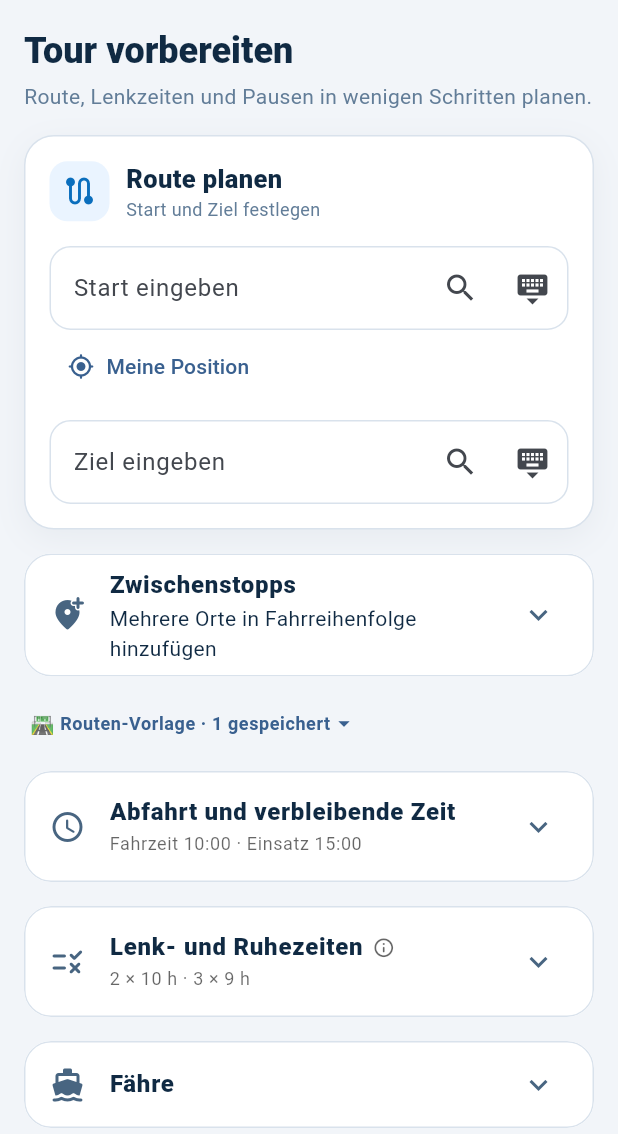
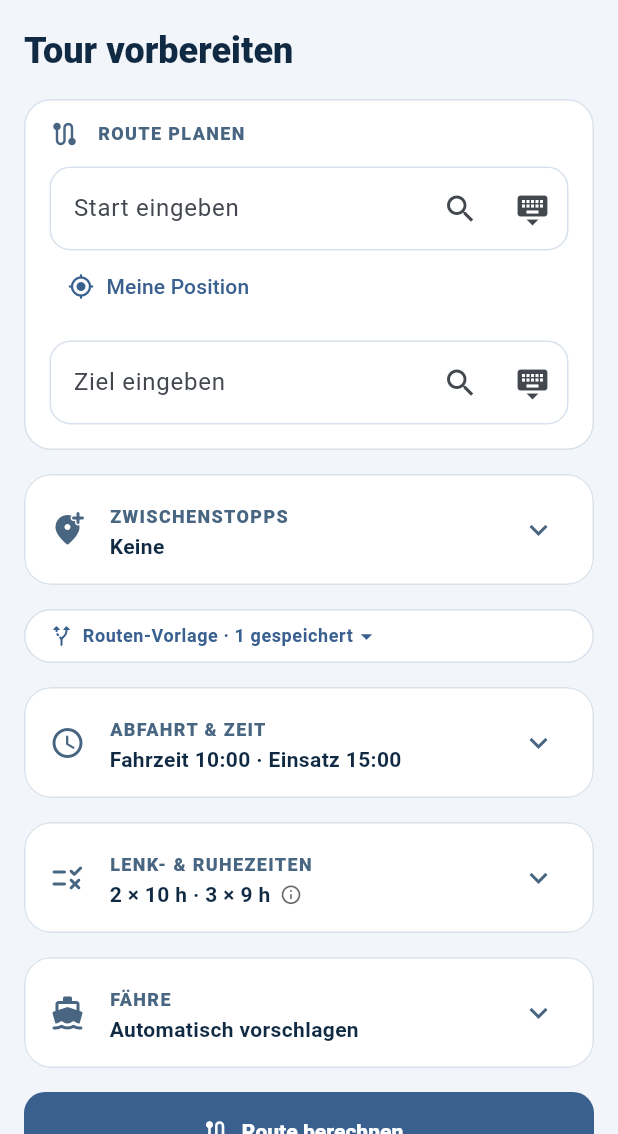
Before and after one commit to mexx-music/drive-time-arrival-web, a Flutter app: the screen it shows after launch, on a phone screen of 412 x 824 dp, the part 102-1236 px from its top. Run offline on Flutter 3.47's test engine with Material 3 defaults, Android fonts, the phone set to English and light mode, and no system bars; our stand-ins replace flutter_map, geolocator, latlong2, screenshot, share_plus, shared_preferences and 2 more; missing offline and left inert: dart:html, dart:js_interop.

Commit message:
Give every section the same shape and show its state
Die Seite war eine Folge unterschiedlich schwerer Kaesten: eine grosse Karte
mit Schlagschatten und Symbolkachel fuer die Route, daneben aufklappbare
Bereiche ohne jede Angabe, dazwischen eine lose Zeile fuer die Vorlagen. Wer
wissen wollte, was eingestellt ist, musste alles aufklappen.

Jetzt traegt jeder Abschnitt oben seinen Namen in Versalien und darunter
seinen Stand: Zwischenstopps "Keine" oder "2 - Ancona, Bari", Faehre
"Automatisch vorschlagen" oder den gewaehlten Fahrnamen mit Abfahrtszeit,
Zeitbudget und Lenkzeiten wie zuvor. Die Ueberschrift sitzt IN der Kachel und
nicht darueber, damit die ganze Kopfzeile antippbar bleibt.

Weggefallen sind der Schlagschatten und der 40 Pixel grosse Symbolkasten der
Routenkarte, die Zeile "Start und Ziel festlegen", die Zeile "Mehrere Orte in
Fahrreihenfolge hinzufuegen" und der Erklaersatz unter der Seitenueberschrift
- alles Text, der dauerhaft dastand, ohne etwas ueber den aktuellen Zustand
zu sagen. Die Vorlagen-Zeile sitzt in derselben Form wie die Abschnitte
statt lose dazwischen, und ihr Emoji ist ein Symbol geworden.

Nur Darstellung und Gliederung; Werte, Grenzen und Rechenwege sind
unveraendert. In responsive_home_test mussten vier Suchtexte auf die neuen
Namen umgestellt werden.

Co-Authored-By: Claude Opus 5 <noreply@anthropic.com>

```diff
--- a/lib/main.dart
+++ b/lib/main.dart
@@ -1466,6 +1466,46 @@ class _HomeScreenState extends State<HomeScreen> {
     return teile.join(' · ');
   }
 
+  /// Abschnittsüberschrift in Versalien. Steht als Titel IN der Kachel und
+  /// nicht darüber, damit die ganze Kopfzeile antippbar bleibt.
+  Widget _kapitel(String text) => Text(
+        text,
+        style: Theme.of(context).textTheme.labelMedium?.copyWith(
+              fontWeight: FontWeight.w800,
+              letterSpacing: 0.9,
+              color: const Color(0xFF486581),
+            ),
+      );
+
+  /// Der Stand, der unter der Überschrift steht, solange zugeklappt ist.
+  Widget _stand(String text) => Text(
+        text,
+        maxLines: 1,
+        overflow: TextOverflow.ellipsis,
+        style: Theme.of(context).textTheme.bodyMedium?.copyWith(
+              color: const Color(0xFF102A43),
+              fontWeight: FontWeight.w600,
+            ),
+      );
+
+  String get _stopsSummary => _stops.isEmpty
+      ? 'Keine'
+      : '${_stops.length} · ${_stops.take(2).join(', ')}'
+          '${_stops.length > 2 ? ' …' : ''}';
+
+  String get _ferrySummary {
+    final manuell = _manualFerry;
+    if (manuell != null) {
+      final ab = _manualFerryDeparture;
+      return ab == null
+          ? manuell.name
+          : '${manuell.name} · ab ${_zweistellig(ab.hour)}:'
+              '${_zweistellig(ab.minute)}';
+    }
+    if (_viaDenmarkFerries) return 'Über Dänemark, zwei Fähren';
+    return _autoFerry ? 'Automatisch vorschlagen' : 'Keine';
+  }
+
   static String _hhmm(int minuten) =>
       '${minuten ~/ 60}:${(minuten % 60).toString().padLeft(2, '0')}';
 
@@ -1868,8 +1908,7 @@ class _HomeScreenState extends State<HomeScreen> {
               Padding(
                 padding: pad,
                 child: _InputCard(
-                  title: 'Route planen',
-                  subtitle: 'Start und Ziel festlegen',
+                  title: 'ROUTE PLANEN',
                   icon: Icons.route_rounded,
                   child: LayoutBuilder(
                     builder: (context, constraints) {
@@ -1961,13 +2000,8 @@ class _HomeScreenState extends State<HomeScreen> {
                 padding: pad,
                 child: ExpansionTile(
                   leading: const Icon(Icons.add_location_alt_rounded),
-                  title: const Text(
-                    'Zwischenstopps',
-                    style: TextStyle(fontWeight: FontWeight.w800),
-                  ),
-                  subtitle: const Text(
-                    'Mehrere Orte in Fahrreihenfolge hinzufügen',
-                  ),
+                  title: _kapitel('ZWISCHENSTOPPS'),
+                  subtitle: _stand(_stopsSummary),
                   children: [
                     Padding(
                       padding: const EdgeInsets.fromLTRB(8, 8, 8, 12),
@@ -2040,32 +2074,33 @@ class _HomeScreenState extends State<HomeScreen> {
               // die der Fahrer besser kennt als jeder Routenplaner.
               Padding(
                 padding: pad,
-                child: RoutePresetSelector(
-                  presets: _presets,
-                  currentStopCount: _stops.length,
-                  onApply: _applyPreset,
-                  onDelete: _deletePreset,
-                  onSaveCurrent: _saveCurrentAsPreset,
+                // In dieselbe Form wie die Abschnitte gesetzt: als lose Zeile
+                // zwischen zwei Kacheln sah sie aus wie vergessen.
+                child: Container(
+                  decoration: BoxDecoration(
+                    color: Colors.white,
+                    borderRadius: BorderRadius.circular(18),
+                    border: Border.all(color: const Color(0xFFD9E2EC)),
+                  ),
+                  padding: const EdgeInsets.symmetric(
+                      horizontal: 12, vertical: 2),
+                  child: RoutePresetSelector(
+                    presets: _presets,
+                    currentStopCount: _stops.length,
+                    onApply: _applyPreset,
+                    onDelete: _deletePreset,
+                    onSaveCurrent: _saveCurrentAsPreset,
+                  ),
                 ),
               ),
               Padding(
                 padding: pad,
                 child: ExpansionTile(
                   leading: const Icon(Icons.schedule_rounded),
-                  title: const Text(
-                    'Abfahrt und verbleibende Zeit',
-                    style: TextStyle(fontWeight: FontWeight.w800),
-                  ),
+                  title: _kapitel('ABFAHRT & ZEIT'),
                   // Zugeklappt steht hier der ganze Stand – das ist der
                   // Normalfall, in dem niemand etwas ändern will.
-                  subtitle: Text(
-                    _zeitSummary,
-                    maxLines: 1,
-                    overflow: TextOverflow.ellipsis,
-                    style: Theme.of(context).textTheme.bodySmall?.copyWith(
-                          color: Theme.of(context).hintColor,
-                        ),
-                  ),
+                  subtitle: _stand(_zeitSummary),
                   expandedCrossAxisAlignment: CrossAxisAlignment.start,
                   childrenPadding: const EdgeInsets.fromLTRB(12, 0, 12, 8),
                   children: [
@@ -2223,14 +2258,13 @@ class _HomeScreenState extends State<HomeScreen> {
                 padding: pad,
                 child: ExpansionTile(
                   leading: const Icon(Icons.rule_rounded),
-                  // Die Erklärung sitzt hier, wo ohnehin Platz ist, statt
-                  // eine eigene Zeile zu verbrauchen. Als Zeichen im Text und
-                  // nicht als Row daneben: eine Row würde auf schmalen
-                  // Geräten überlaufen, Text bricht einfach um.
-                  title: Text.rich(
+                  title: _kapitel('LENK- & RUHEZEITEN'),
+                  // Die Erklärung hängt am Zeichen hinter dem Stand, damit
+                  // sie keine eigene Zeile verbraucht.
+                  subtitle: Text.rich(
                     TextSpan(
                       children: [
-                        const TextSpan(text: 'Lenk- und Ruhezeiten'),
+                        TextSpan(text: _ruleSummary),
                         WidgetSpan(
                           alignment: PlaceholderAlignment.middle,
                           child: Padding(
@@ -2252,13 +2286,11 @@ class _HomeScreenState extends State<HomeScreen> {
                         ),
                       ],
                     ),
-                    style: const TextStyle(fontWeight: FontWeight.w800),
-                  ),
-                  // Der Stand ist damit auch zugeklappt ablesbar.
-                  subtitle: Text(
-                    _ruleSummary,
-                    style: Theme.of(context).textTheme.bodySmall?.copyWith(
-                          color: Theme.of(context).hintColor,
+                    maxLines: 1,
+                    overflow: TextOverflow.ellipsis,
+                    style: Theme.of(context).textTheme.bodyMedium?.copyWith(
+                          color: const Color(0xFF102A43),
+                          fontWeight: FontWeight.w600,
                         ),
                   ),
                   // Ohne beides stehen die Zeilen mittig und kleben am Rand.
@@ -2351,10 +2383,8 @@ class _HomeScreenState extends State<HomeScreen> {
                 padding: pad,
                 child: ExpansionTile(
                   leading: const Icon(Icons.directions_boat_rounded),
-                  title: const Text(
-                    'Fähre',
-                    style: TextStyle(fontWeight: FontWeight.w800),
-                  ),
+                  title: _kapitel('FÄHRE'),
+                  subtitle: _stand(_ferrySummary),
                   children: [
                     SwitchListTile(
                       title: const Text('Fähre automatisch vorschlagen'),
@@ -2882,13 +2912,7 @@ class _PageIntro extends StatelessWidget {
                   fontWeight: FontWeight.w900,
                 ),
           ),
-          const SizedBox(height: 4),
-          Text(
-            'Route, Lenkzeiten und Pausen in wenigen Schritten planen.',
-            style: Theme.of(context).textTheme.bodyMedium?.copyWith(
-                  color: const Color(0xFF627D98),
-                ),
-          ),
+
         ],
       ),
     );
@@ -2897,73 +2921,45 @@ class _PageIntro extends StatelessWidget {
 
 class _InputCard extends StatelessWidget {
   final String title;
-  final String subtitle;
   final IconData icon;
   final Widget child;
 
   const _InputCard({
     required this.title,
-    required this.subtitle,
     required this.icon,
     required this.child,
   });
 
   @override
   Widget build(BuildContext context) {
+    // Gleiche Form wie die aufklappbaren Abschnitte: weiss, gerundet, dünner
+    // Rahmen. Der frühere Schatten und der 40 Pixel grosse Symbolkasten
+    // liessen diesen einen Block schwerer wirken als alle anderen.
     return Container(
-      padding: const EdgeInsets.all(16),
+      padding: const EdgeInsets.fromLTRB(16, 12, 16, 16),
       decoration: BoxDecoration(
         color: Colors.white,
-        borderRadius: BorderRadius.circular(20),
+        borderRadius: BorderRadius.circular(18),
         border: Border.all(color: const Color(0xFFD9E2EC)),
-        boxShadow: const [
-          BoxShadow(
-            color: Color(0x0D102A43),
-            blurRadius: 18,
-            offset: Offset(0, 6),
-          ),
-        ],
       ),
       child: Column(
         crossAxisAlignment: CrossAxisAlignment.start,
         children: [
           Row(
             children: [
-              Container(
-                width: 40,
-                height: 40,
-                decoration: BoxDecoration(
-                  color: const Color(0xFFEAF4FF),
-                  borderRadius: BorderRadius.circular(12),
-                ),
-                child: Icon(icon, color: const Color(0xFF0A6EBD)),
-              ),
-              const SizedBox(width: 11),
-              Expanded(
-                child: Column(
-                  crossAxisAlignment: CrossAxisAlignment.start,
-                  children: [
-                    Text(
-                      title,
-                      style: const TextStyle(
-                        color: Color(0xFF102A43),
-                        fontSize: 17,
-                        fontWeight: FontWeight.w900,
-                      ),
+              Icon(icon, size: 20, color: const Color(0xFF486581)),
+              const SizedBox(width: 12),
+              Text(
+                title,
+                style: Theme.of(context).textTheme.labelMedium?.copyWith(
+                      fontWeight: FontWeight.w800,
+                      letterSpacing: 0.9,
+                      color: const Color(0xFF486581),
                     ),
-                    Text(
-                      subtitle,
-                      style: const TextStyle(
-                        color: Color(0xFF627D98),
-                        fontSize: 12,
-                      ),
-                    ),
-                  ],
-                ),
               ),
             ],
           ),
-          const SizedBox(height: 16),
+          const SizedBox(height: 12),
           child,
         ],
       ),
--- a/lib/widgets/route_preset_selector.dart
+++ b/lib/widgets/route_preset_selector.dart
@@ -111,7 +111,12 @@ class _RoutePresetSelectorState extends State<RoutePresetSelector> {
             child: Row(
               mainAxisSize: MainAxisSize.min,
               children: [
-                const Text('🛣️ ', style: TextStyle(fontSize: 13)),
+                // Symbol statt Emoji: die übrigen Abschnitte verwenden
+                // durchgehend Symbole, ein buntes Emoji fällt heraus.
+                Icon(Icons.alt_route_rounded,
+                    size: 16,
+                    color: active ? theme.colorScheme.primary : null),
+                const SizedBox(width: 6),
                 Flexible(
                   child: Text(
                     'Routen-Vorlage · $_summary',
```
Also changed, not shown: 1 other file.
